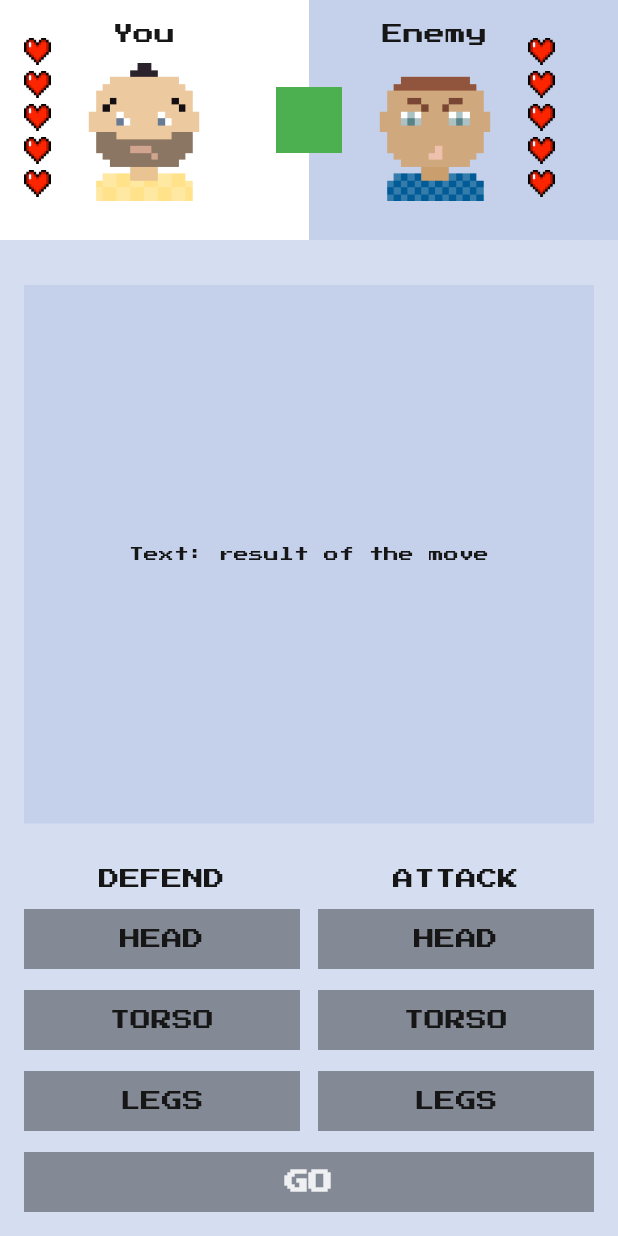
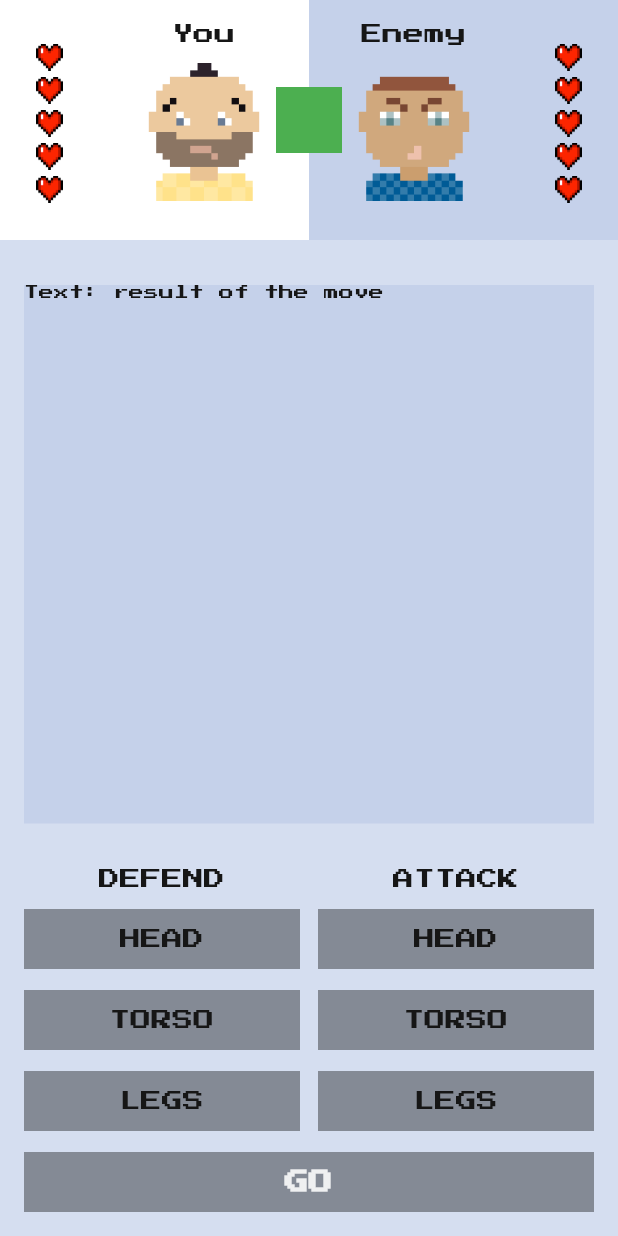
Before and after one commit to Alex-isk/flutter_fight_club, a Flutter app: the screen it shows after launch, on a phone screen of 412 x 824 dp. Run offline on Flutter 3.47's test engine with Material 2 defaults, Android fonts, the phone set to English and light mode, and no system bars; our stand-ins replace google_fonts.

Commit message:
correct hometask

```diff
--- a/lib/main.dart
+++ b/lib/main.dart
@@ -69,10 +69,9 @@ class MyHomePageState extends State<MyHomePage> {
 
             Expanded(child: Padding(
               padding: const EdgeInsets.symmetric(horizontal: 16),
-              child: SizedBox(
+              child: SizedBox(width: double.infinity,
                 child: ColoredBox(
-                  color: FightClubColors.centralBlock,
-                  child: Center(
+                  color: FightClubColors.backgroundEnemy,
                   child: Text(
                     'Text: result of the move', //textResultMove(),
                     style: TextStyle(
@@ -85,10 +84,8 @@ class MyHomePageState extends State<MyHomePage> {
               ),
             ),
             ),
-            ),
 
             SizedBox(height: 30,),
-
 
             ControlsWidget(
               defendingBodyPart: defendingBodyPart,
@@ -220,95 +217,60 @@ class FightersInfo extends StatelessWidget {
 
   @override
   Widget build(BuildContext context) {
-
-
-
-    return Column(
+    return SizedBox(
+      height: 160,
+      child: Stack(alignment: AlignmentDirectional.center,
+        children: [
+          Row(
             crossAxisAlignment: CrossAxisAlignment.stretch,
             children: [
-        Stack(
-          alignment: AlignmentDirectional.center,
-          children: [ Row(
+              Expanded(
+                child: ColoredBox(color: FightClubColors.backgroundYou,
+                  child: SizedBox(height: 160),),
+              ),
+
+              Expanded(
+                child: ColoredBox(color: FightClubColors.backgroundEnemy,
+                  child: SizedBox(height: 160),),
+              ),
+            ],
+          ),
+
+          Row(
+          mainAxisAlignment: MainAxisAlignment.spaceAround,
           children: [
-              Expanded(
-                child: Container(
-                  color: FightClubColors.backgroundYou,
-                  height: 160,
-                  child: Row(
-                    children: [
-                      Padding(
-                        padding: const EdgeInsets.only(
-                          left: 16,
-                          top: 23,
-                          right: 8,
-                          bottom: 27,
-                        ),
-                        child: LivesWidget(
+
+            LivesWidget(
               overallLivesCount: maxLivesCount,
               currentLivesCount: yourLivesCount,
             ),
-                      ),
-                      Padding(
-                        padding: const EdgeInsets.only(
-                          left: 8,
-                          top: 0,
-                          right: 38,
-                          bottom: 0,
-                        ),
-                        child: Column(
+            Column(
               children: [
                 const SizedBox(height: 16),
                 Text('You', style: TextStyle(color: FightClubColors.darkGreyText),),
                 const SizedBox(height: 12),
-                            Image.asset(FightClubImages.youAvatar, height: 92, width: 92,),],
-                        ),
-                      ),],
-                  ),
-                ),
+                Image.asset(FightClubImages.youAvatar, height: 92, width: 92,),
+              ],
             ),
 
-              Expanded(
-                child: Container(
-                  color: FightClubColors.backgroundEnemy,
-                  height: 160,
-                  child: Row(
-                    children: [
-                      Padding(
-                        padding: const EdgeInsets.only(
-                          left: 38,
-                          top: 0,
-                          right: 8,
-                          bottom: 0,
-                        ),
-                        child: Column(
+            Column(
               children: [
                 const SizedBox(height: 16),
                 Text('Enemy', style: TextStyle(color: FightClubColors.darkGreyText),),
-                            Center(child: const SizedBox(height: 12)),
+                const SizedBox(height: 12),
                 Image.asset(FightClubImages.enemyAvatar, height: 92, width: 92,),
-                          ],),
+              ],
             ),
-                      Padding(
-                        padding: const EdgeInsets.only(
-                          left: 8,
-                          top: 23,
-                          right: 16,
-                          bottom: 27,
-                        ),
-                        child: LivesWidget(
+            LivesWidget(
               overallLivesCount: maxLivesCount,
               currentLivesCount: enemysLivesCount,
             ),
-                      ),],
-                  ),
-                ),
-              ),
           ],),
 
-            ColoredBox(color: Colors.green, child: SizedBox(height: 44, width: 44),),
-
+          ColoredBox(color: Colors.green,
+            child: SizedBox(height: 44, width: 44),),
       ],),
-      ],);
+    );
   }
 }
 
@@ -419,12 +381,12 @@ class LivesWidget extends StatelessWidget {
       children: List.generate(overallLivesCount, (index) {
         if (index < currentLivesCount) {
           return Padding(
-            padding: const EdgeInsets.symmetric(vertical: 2.0),
+            padding: const EdgeInsets.only(top: 4.0),
             child: Image.asset(FightClubIcons.heartFull, width: 18, height: 18),
           );
         } else {
           return Padding(
-            padding: const EdgeInsets.symmetric(vertical: 2.0),
+            padding: const EdgeInsets.symmetric(),
             child: Image.asset(FightClubIcons.heartEmpty, width: 18, height: 18),
           );
         }
```
Lines whose indentation alone changed are shown as unchanged.
